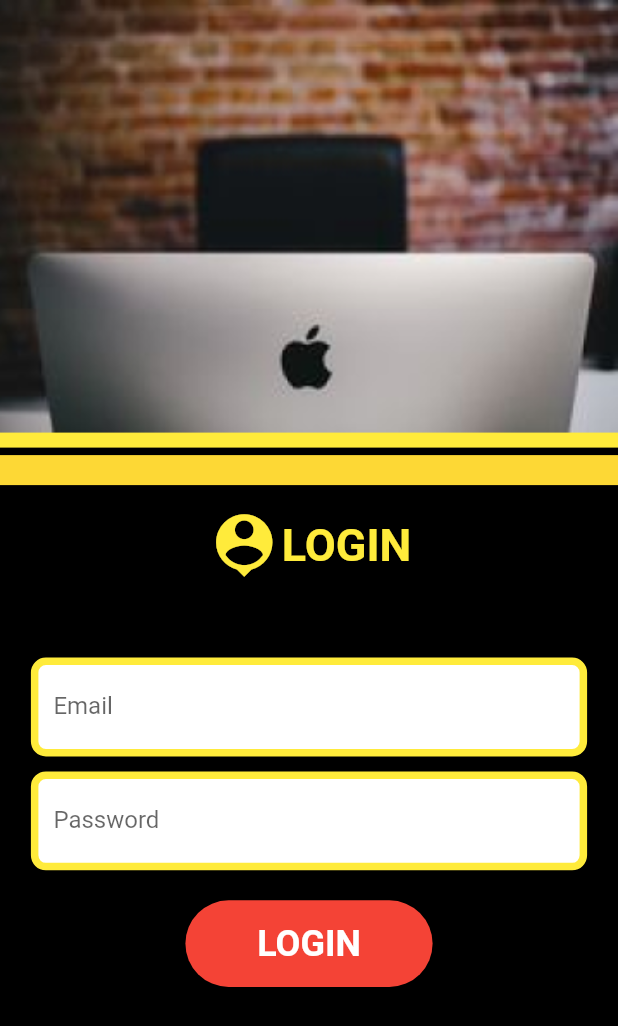
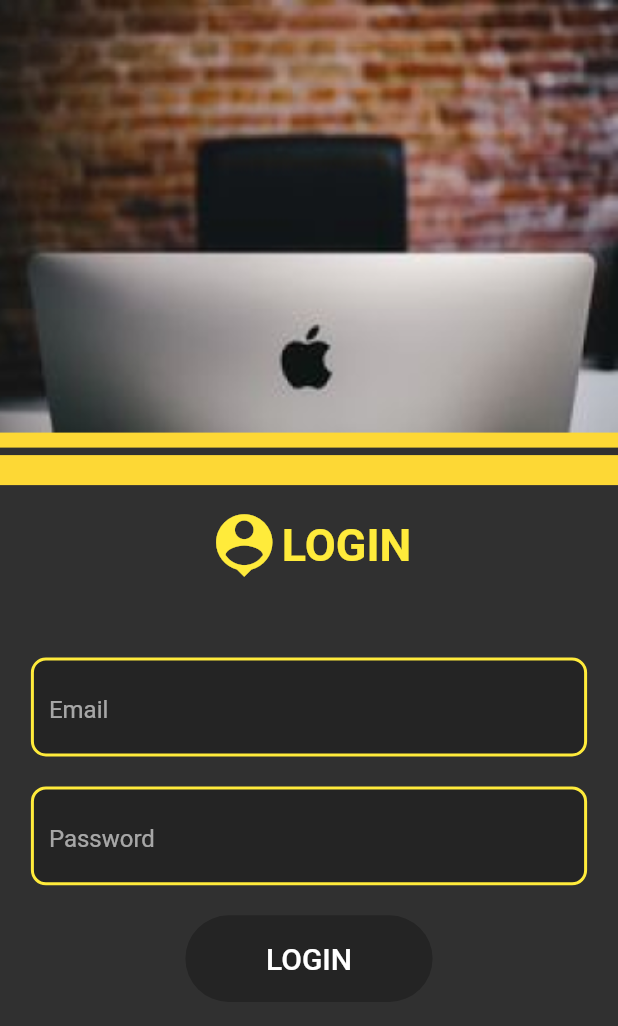
Before and after one commit to Rasi98/WFH-companion-, a Flutter app: the screen it shows after launch, on a phone screen of 412 x 824 dp. Shown: the top 1026 px of the screen. Run offline on Flutter 3.47's test engine with Material 2 defaults, Android fonts, the phone set to English and light mode, and no system bars; our stand-ins replace email_validator, firebase_auth, firebase_core; accounts and stored records are empty.

Commit message:
App level theme
An app level theme designed.

```diff
--- a/wfh_companion/lib/src/app.dart
+++ b/wfh_companion/lib/src/app.dart
@@ -10,6 +10,18 @@ class App extends StatelessWidget {
     return MaterialApp(
       debugShowCheckedModeBanner: false,
       title: 'WHF-Companion',
+      //Common Theme
+      theme: ThemeData(
+        brightness: Brightness.dark,
+        primaryColor: Colors.yellow[500],
+        accentColor: Colors.black26,
+        buttonColor: Colors.yellow[800],
+        dividerColor: Colors.yellow[600],
+        textTheme: TextTheme(
+          headline1: TextStyle(fontSize: 20),
+          headline6: TextStyle(fontSize: 20.0,fontWeight: FontWeight.w500),
+          bodyText2:TextStyle(fontSize:20.0) )
+      ),
       home: FirebaseAuth.instance.currentUser == null
           ? LoginScreen()
           : HomeScreen(),
--- a/wfh_companion/lib/src/screens/login.dart
+++ b/wfh_companion/lib/src/screens/login.dart
@@ -31,7 +31,7 @@ class _LoginScreenState extends State<LoginScreen> {
   @override
   Widget build(BuildContext context) {
     return Scaffold(
-      backgroundColor: Colors.black,
+      //backgroundColor: Colors.black,
       body: SingleChildScrollView(
         child: Column(
           children: [
@@ -45,7 +45,6 @@ class _LoginScreenState extends State<LoginScreen> {
             ),
             //diveder
             Divider(
-              color: Colors.yellow,
               height: 10,
               thickness: 10,
             ),
@@ -53,7 +52,6 @@ class _LoginScreenState extends State<LoginScreen> {
               height: 15,
             ),
             Divider(
-              color: Colors.yellow.shade600,
               height: 10,
               thickness: 20,
             ),
@@ -66,13 +64,13 @@ class _LoginScreenState extends State<LoginScreen> {
               children: [
                 Icon(
                   Icons.person_pin,
-                  color: Colors.yellow,
+                  color: Theme.of(context).primaryColor,
                   size: 50,
                 ),
                 Text(
                   "LOGIN",
-                  style: TextStyle(
-                      color: Colors.yellow,
+                  style:TextStyle(
+                      color: Theme.of(context).primaryColor,
                       fontSize: 30,
                       fontWeight: FontWeight.bold),
                 )
@@ -101,14 +99,14 @@ class _LoginScreenState extends State<LoginScreen> {
               ),
               padding: EdgeInsets.all(10),
               decoration: BoxDecoration(
-                  color: Colors.white,
-                  border: Border.all(color: Colors.yellow, width: 5.0),
+                  color: Theme.of(context).accentColor,
+                  border: Border.all(color: Theme.of(context).primaryColor, width: 2.0),
                   borderRadius: BorderRadius.circular(10.0)),
               height: MediaQuery.of(context).size.height * .08,
               width: MediaQuery.of(context).size.width * 0.9,
             ),
             SizedBox(
-              height: 10,
+              height: 20,
             ),
             //password
             Container(
@@ -127,8 +125,8 @@ class _LoginScreenState extends State<LoginScreen> {
               ),
               padding: EdgeInsets.all(10),
               decoration: BoxDecoration(
-                  color: Colors.white,
-                  border: Border.all(color: Colors.yellow, width: 5.0),
+                  color: Theme.of(context).accentColor,
+                  border: Border.all(color: Theme.of(context).primaryColor, width: 2.0),
                   borderRadius: BorderRadius.circular(10.0)),
               height: MediaQuery.of(context).size.height * .08,
               width: MediaQuery.of(context).size.width * 0.9,
@@ -142,12 +140,12 @@ class _LoginScreenState extends State<LoginScreen> {
               height: MediaQuery.of(context).size.height * .07,
               minWidth: MediaQuery.of(context).size.width * .4,
               child: FlatButton(
-                  disabledColor: Colors.red,
+                  disabledColor: Theme.of(context).accentColor,
                   disabledTextColor: Colors.white,
-                  color: Colors.yellow,
+                  color: Theme.of(context).buttonColor,
                   child: Text(
                     "LOGIN",
-                    style: TextStyle(fontSize: 24, fontWeight: FontWeight.bold),
+                    style: Theme.of(context).textTheme.headline6,
                   ),
                   shape: RoundedRectangleBorder(
                       borderRadius: BorderRadius.circular(30)),
```
